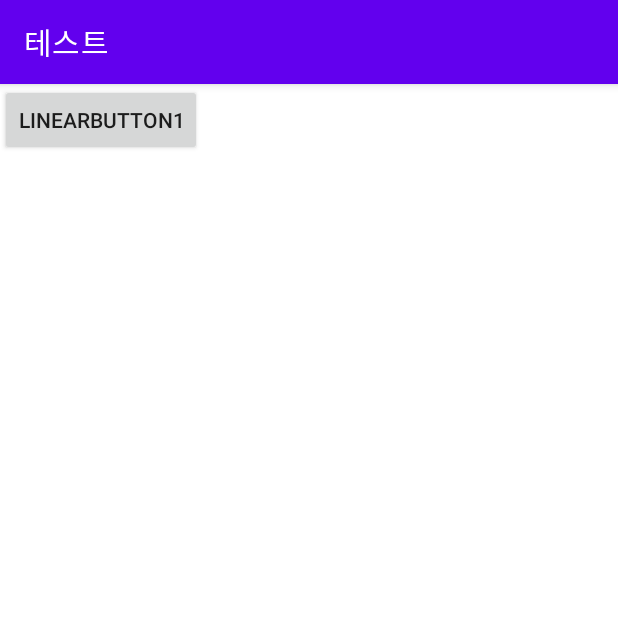
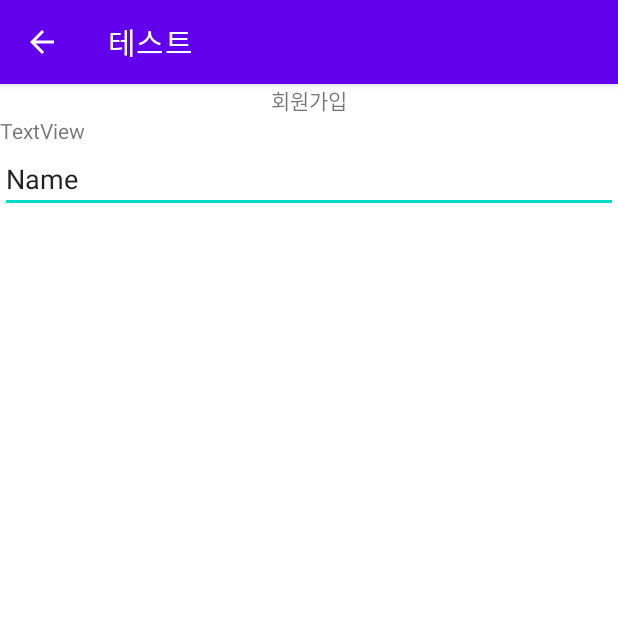
Before and after one commit to mkHwang124/android_sampleProject, an Android app: the LayoutCodeActivity screen opened directly, with no data from a screen before it, on a phone screen of 412 x 824 dp, the top half of it. Run offline under Robolectric (Android 15) with nearby library versions, the phone set to English and light mode, and no system bars.

Commit message:
android-github test

```diff
--- a/app/src/main/AndroidManifest.xml
+++ b/app/src/main/AndroidManifest.xml
@@ -14,7 +14,7 @@
         android:theme="@style/Theme.MyApplication"
         tools:targetApi="31">
         <activity
-            android:name=".MainActivity"
+            android:name=".activity.MainActivity"
             android:exported="true">
             <intent-filter>
                 <action android:name="android.intent.action.MAIN" />
@@ -23,7 +23,7 @@
             </intent-filter>
         </activity>
         <activity
-            android:name=".LayoutCodeActivity"
+            android:name=".activity.LayoutCodeActivity"
             android:exported="true">
         </activity>
     </application>
--- a/app/src/main/java/com/example/myapplication/LayoutCodeActivity.java
+++ b/app/src/main/java/com/example/myapplication/activity/LayoutCodeActivity.java
@@ -1,4 +1,4 @@
-package com.example.myapplication;
+package com.example.myapplication.activity;
 
 import android.content.Intent;
 import android.net.Uri;
@@ -10,6 +10,8 @@ import android.widget.Toast;
 
 import androidx.appcompat.app.AppCompatActivity;
 
+import com.example.myapplication.R;
+
 public class LayoutCodeActivity extends AppCompatActivity {
 
     @Override
@@ -20,18 +22,8 @@ public class LayoutCodeActivity extends AppCompatActivity {
     @Override
     protected void onCreate(Bundle savedInstanceState) {
         super.onCreate(savedInstanceState);
-//        setContentView(R.layout.linear_layout);
-        LinearLayout linearLayout = new LinearLayout(this);
-        linearLayout.setOrientation(LinearLayout.VERTICAL);
+        setContentView(R.layout.linear_layout);
 
-        Button btn1 = new Button(this);
-        btn1.setText("LinearButton1");
-        btn1.setLayoutParams(new LinearLayout.LayoutParams(
-                LinearLayout.LayoutParams.WRAP_CONTENT, LinearLayout.LayoutParams.WRAP_CONTENT));
-        linearLayout.addView(btn1);
-
-        setContentView(linearLayout);
+        getSupportActionBar().setDisplayHomeAsUpEnabled(true);
     }
-
-
 }
--- a/app/src/main/res/layout/linear_layout.xml
+++ b/app/src/main/res/layout/linear_layout.xml
@@ -4,21 +4,26 @@
     android:layout_height="match_parent"
     android:orientation="vertical">
 
-    <Button
-        android:id="@+id/button4"
+    <TextView
+        android:id="@+id/textView2"
         android:layout_width="match_parent"
         android:layout_height="wrap_content"
-        android:text="Button" />
+        android:gravity="center_horizontal|center_vertical"
+        android:text="회원가입" />
 
-    <Button
-        android:id="@+id/button5"
+    <TextView
+        android:id="@+id/textView3"
         android:layout_width="match_parent"
         android:layout_height="wrap_content"
-        android:text="Button" />
+        android:gravity="left|center_vertical"
+        android:text="TextView" />
 
-    <Button
-        android:id="@+id/button6"
+    <EditText
+        android:id="@+id/editTextTextPersonName2"
         android:layout_width="match_parent"
         android:layout_height="wrap_content"
-        android:text="Button" />
+        android:ems="10"
+        android:gravity="left|center_vertical"
+        android:inputType="textPersonName"
+        android:text="Name" />
 </LinearLayout>
```
Also changed, not shown: app/src/main/java/com/example/myapplication/MainActivity.java (deleted, +0 -48 lines), app/src/main/java/com/example/myapplication/activity/MainActivity.java (added, +147 -0 lines), app/src/main/res/layout/activity_main.xml (+48 -32 lines).
